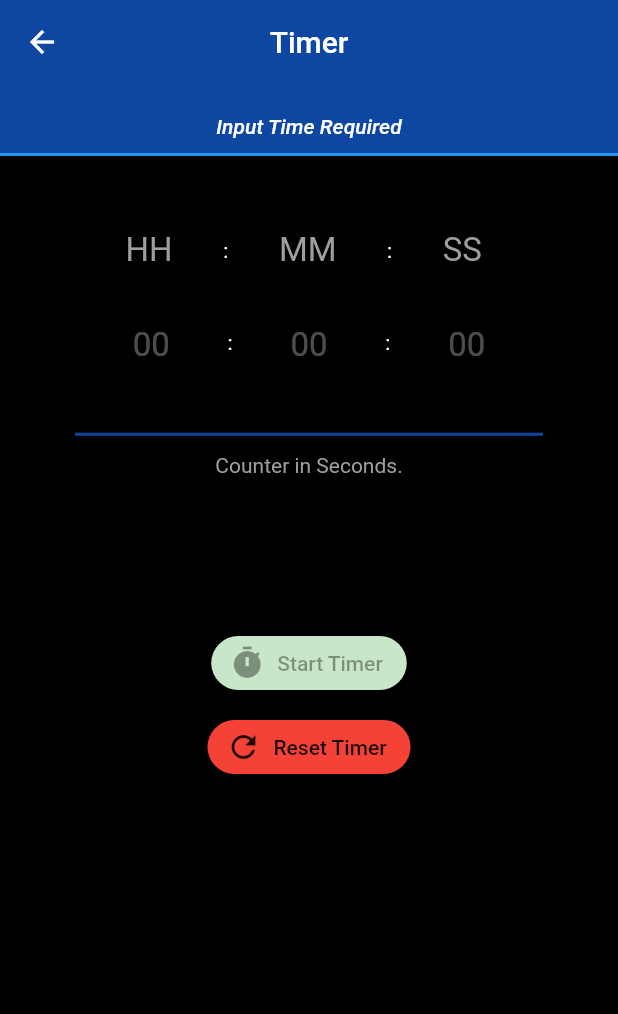
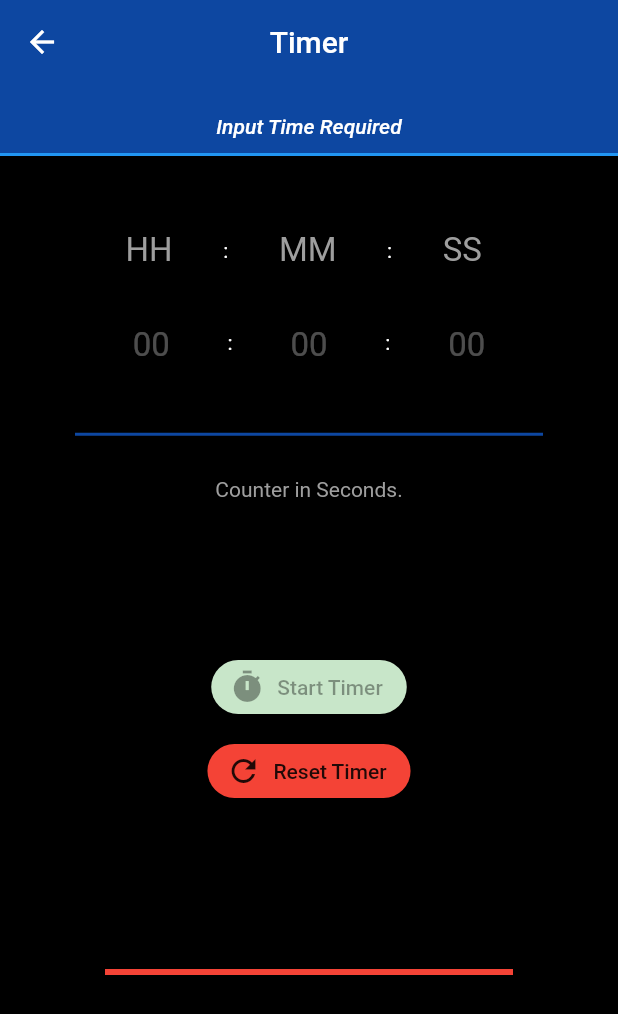
Before and after one commit to sknew93/World_Time_App, a Flutter app: the TimerClass screen opened directly, after a tap on "Start Timer", on a phone screen of 412 x 824 dp. Shown: the top 1014 px of the screen. Run offline on Flutter 3.47's test engine with Material 2 defaults, Android fonts, the phone set to English and light mode, and no system bars; our stand-ins replace flutter_spinkit; network calls fail.

Commit message:
Add files via upload
- fixed timer issue

```diff
--- a/lib/pages/timer.dart
+++ b/lib/pages/timer.dart
@@ -10,8 +10,8 @@ class TimerClass extends StatefulWidget {
 }
 
 class _TimerClassState extends State<TimerClass> with TickerProviderStateMixin{
+
   TabController tb;
-
 
   @override
   void initState() {
@@ -133,6 +133,7 @@ class _TimerClassState extends State<TimerClass> with TickerProviderStateMixin{
               thickness: 2,
               height: 25,
             ),
+            ((timeInSec < 1) == true) ? Text('Times Up!') : Text('Counter'),
             Text('$timeToDisplay',
               style: TextStyle(color: Colors.grey),),
             Padding(
@@ -161,12 +162,15 @@ class _TimerClassState extends State<TimerClass> with TickerProviderStateMixin{
                 icon: Icon(Icons.refresh),
                 label: Text('Reset Timer'),),
             ),
-            // LinearProgressIndicator(
-            //   value: value,
-            //   valueColor: AlwaysStoppedAnimation(Colors.green),
-            // ),
+            Padding(
+              padding: const EdgeInsets.fromLTRB(20, 100, 20, 0),
+              child: LinearProgressIndicator(
+                value: (linearScaleValue),
+                backgroundColor: Colors.green,
+                valueColor: AlwaysStoppedAnimation(Colors.red),
+              ),
+            ),
           ],
-
         ),
       ),
     );
@@ -178,9 +182,13 @@ class _TimerClassState extends State<TimerClass> with TickerProviderStateMixin{
   bool started = true;
   bool stopped = true;
   int timeInSec = 0;
+  int orgTimeInSec;
+  double linearScaleValue = 1.0;
   dynamic myControllerHH = TextEditingController();
   dynamic myControllerMM = TextEditingController();
   dynamic myControllerSS = TextEditingController();
+  int myHH;
+  int myMM;
   int mySS;
 
 
@@ -202,19 +210,25 @@ class _TimerClassState extends State<TimerClass> with TickerProviderStateMixin{
       stopped = false;
     });
 
-    int myHH = int.parse(myControllerHH.text);
-    int myMM = int.parse(myControllerMM.text);
-    int mySS = int.parse(myControllerSS.text);
+
+    int myHH = ((myControllerHH.text==null) ? 0 : (int.parse(myControllerHH.text)));
+    int myMM = ((myControllerMM.text==null) ? 0 : (int.parse(myControllerMM.text)));
+    int mySS = ((myControllerSS.text==null) ? 0 : (int.parse(myControllerSS.text)));
 
     timeInSec = ((myHH*60*60)+(myMM*60)+mySS);
-    Timer.periodic(Duration(seconds: timeInSec), (Timer t) {
+    final orgTimeInSec = timeInSec;
+
+    Timer.periodic(Duration(seconds: 1), (Timer t) {
       setState(() {
         if (timeInSec < 1) {
+          timeToDisplay = 'Done';
           t.cancel();
         } else {
           timeInSec = timeInSec-1;
         }
+        timeToDisplay = timeInSec.toString();
         myControllerSS.text = timeInSec.toString();
+        linearScaleValue = timeInSec/orgTimeInSec;
       });
     });
   }
@@ -223,6 +237,7 @@ class _TimerClassState extends State<TimerClass> with TickerProviderStateMixin{
     setState(() {
       started = true;
       stopped = false;
+      linearScaleValue = 1.0;
       myControllerHH.clear();
       myControllerMM.clear();
       myControllerSS.clear();
```
